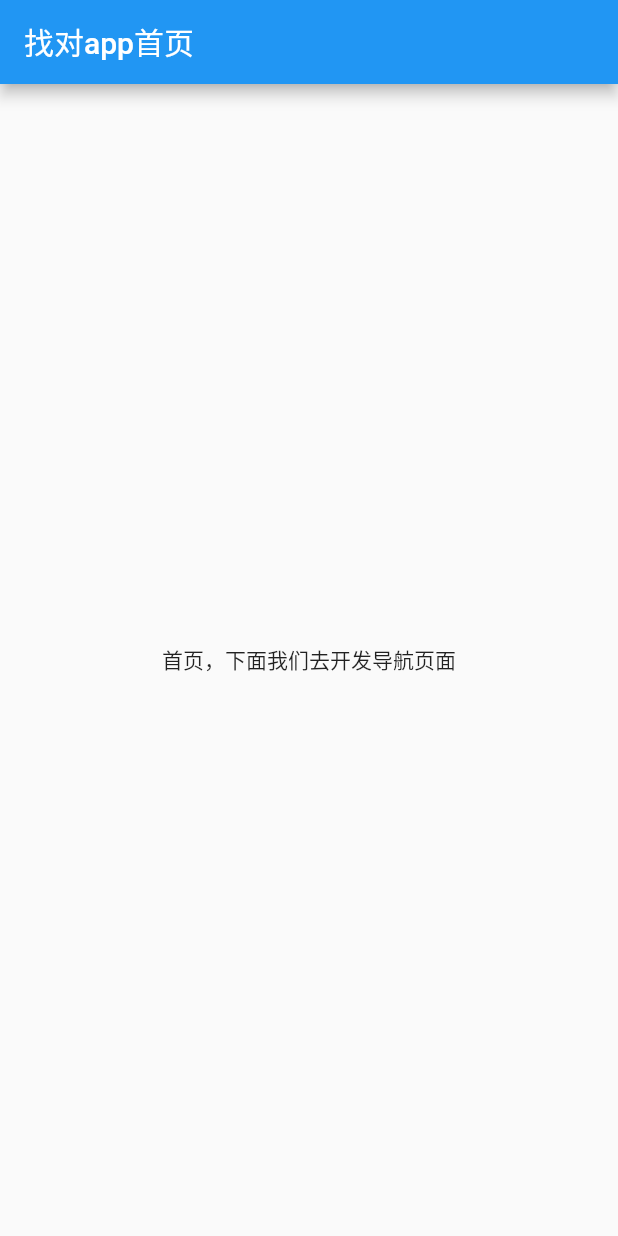
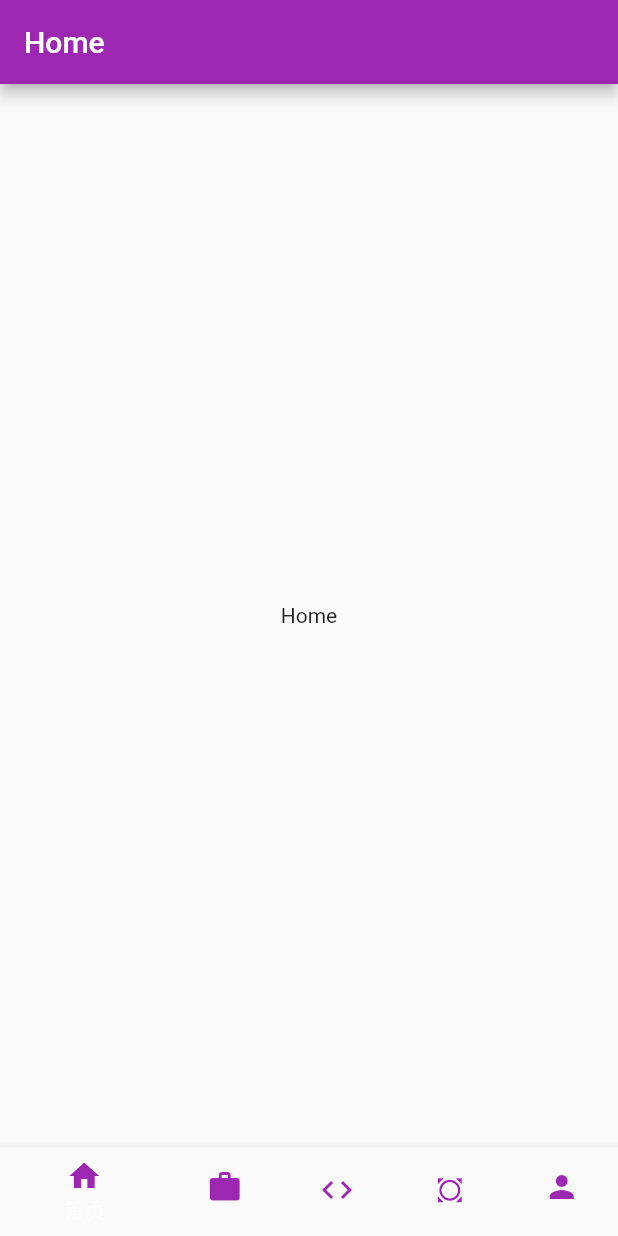
Before and after one commit to ass233/find_fault_app, a Flutter app: the screen it shows after launch, on a phone screen of 412 x 824 dp. Run offline on Flutter 3.47's test engine with Material 2 defaults, Android fonts, the phone set to English and light mode, and no system bars.

Commit message:
'底部导航'

```diff
--- a/lib/main.dart
+++ b/lib/main.dart
@@ -1,16 +1,16 @@
 import 'package:flutter/material.dart';
+import './pages/NavWidget/Bottom_nav_widget/Bottom_nav_widget.dart';
 
 void main()=>runApp(IndexApp());
 class IndexApp extends StatelessWidget{
   @override
   Widget build(BuildContext context) {
-    return MaterialApp(title: '找对app',
-      home: Scaffold(
-        appBar: AppBar(
-          title: Text('找对app首页'),
+      return MaterialApp(
+        title: 'app',
+        theme: ThemeData(
+          primarySwatch: Colors.purple
         ),
-        body:Center(child: Text('首页，下面我们去开发导航页面'),),
-      ),
-    );
+        home: BottomNavigationWidget(),
+      );
   }
 }
--- /dev/null
+++ b/lib/pages/NavWidget/Bottom_nav_widget/Bottom_nav_widget.dart
@@ -0,0 +1,97 @@
+import 'package:flutter/material.dart';
+import '../../home_widget/home_screen.dart';
+import '../../Job_hunting_widget/Job_hunting.dart';
+import '../../show_technology_widget/Show_technology.dart';
+import '../../Idea_widget/idea_widget.dart';
+import '../../personal_center_widget/Personal_center.dart';
+
+
+class BottomNavigationWidget extends StatefulWidget {
+  _BottomNavigationWidgetState createState() => _BottomNavigationWidgetState();
+}
+
+class _BottomNavigationWidgetState extends State<BottomNavigationWidget> {
+  final _BottomNavigationWidgetColor = Colors.purple;
+  final _biggerFont = const TextStyle(fontSize:8);
+
+  int _currentIndex = 0;
+  List<Widget> navList = List();
+
+  @override
+  void initState(){
+    navList
+      ..add(HomeScreen())
+      ..add(JobHunting())
+      ..add(ShowTechnology())
+      ..add(Idea())
+      ..add(PersonCenter());
+    super.initState();
+  }
+
+  @override
+  Widget build(BuildContext context) {
+    return Scaffold(
+      body: navList[_currentIndex],
+      bottomNavigationBar:BottomNavigationBar(
+      items: [
+        BottomNavigationBarItem(
+          icon: Icon(
+            Icons.home,
+            color:_BottomNavigationWidgetColor,
+          ),
+          title:Text(
+            '首页',
+            style: TextStyle(color:_BottomNavigationWidgetColor),
+
+          )
+        ),
+        BottomNavigationBarItem(
+          icon: Icon(
+            Icons.work,
+            color: _BottomNavigationWidgetColor,
+          ),
+          title:Text(
+            '求职',
+            style: TextStyle(color:_BottomNavigationWidgetColor),
+          )
+        ),
+        BottomNavigationBarItem(
+          icon: Icon(
+            Icons.code,
+            color:_BottomNavigationWidgetColor,
+          ),
+          title:Text(
+            'Show',
+            style: TextStyle(color:_BottomNavigationWidgetColor),
+          )
+        ),
+        BottomNavigationBarItem(
+          icon: Icon(
+            Icons.all_out,
+            color: _BottomNavigationWidgetColor,
+          ),
+          title:Text(
+            'Idea',
+            style: TextStyle(color:_BottomNavigationWidgetColor),
+          )
+        ),
+        BottomNavigationBarItem(
+          icon: Icon(
+            Icons.person,
+            color: _BottomNavigationWidgetColor,
+          ),
+          title:Text(
+            '我的',
+            style: TextStyle(color:_BottomNavigationWidgetColor),
+          )
+        ),
+      ],
+      currentIndex: _currentIndex,
+      onTap: (int index){
+        setState(() {
+         _currentIndex = index;
+        });
+      },
+      ),);
+  }
+}
--- /dev/null
+++ b/lib/pages/home_widget/home_screen.dart
@@ -0,0 +1,16 @@
+import 'package:flutter/material.dart';
+
+class HomeScreen extends StatefulWidget {
+  @override
+  _HomeScreenState createState() => _HomeScreenState();
+}
+
+class _HomeScreenState extends State<HomeScreen> {
+  @override
+  Widget build(BuildContext context) {
+    return Scaffold(
+      appBar: AppBar(title: Text('Home')),
+      body: Center(child: Text('Home'),),
+    );
+  }
+}
--- /dev/null
+++ b/lib/pages/home_wiget/home_screen.dart
@@ -0,0 +1 @@
+// TODO Implement this library.
```
Also changed, not shown: lib/pages/Idea_widget/idea_widget.dart (added, +17 -0 lines), lib/pages/Job_hunting_widget/Job_hunting.dart (added, +17 -0 lines), lib/pages/personal_center_widget/Personal_center.dart (added, +16 -0 lines), lib/pages/show_technology_widget/Show_technology.dart (added, +16 -0 lines).
